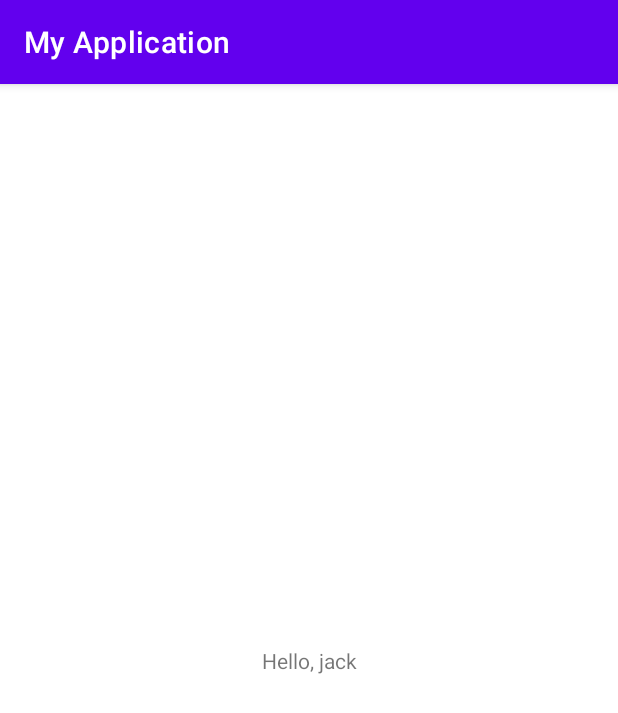
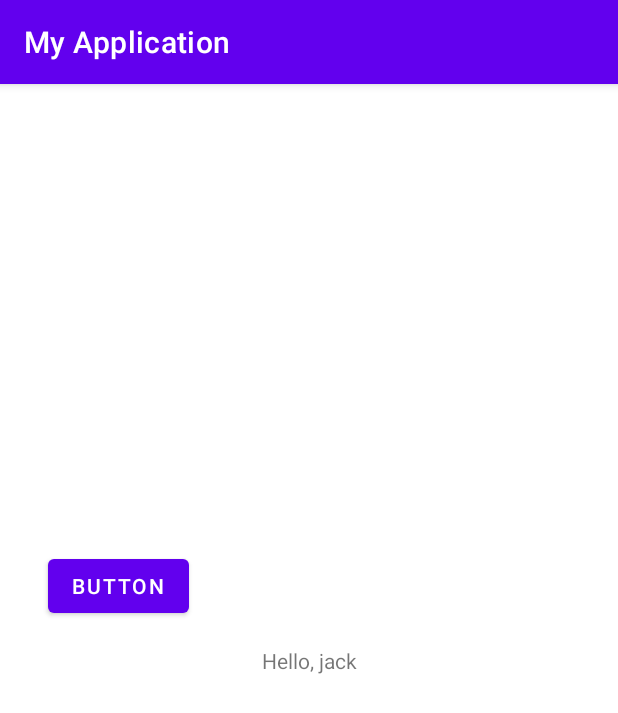
Before and after one commit to jack312505/FirstAPP, an Android app: the screen it shows after launch (MainActivity), on a phone screen of 412 x 824 dp. Shown: the top 713 px of the screen. Run offline under Robolectric (Android 15) with nearby library versions, the phone set to English and light mode, and no system bars.

Commit message:
addButton

```diff
--- a/app/src/main/res/layout/activity_main.xml
+++ b/app/src/main/res/layout/activity_main.xml
@@ -7,6 +7,7 @@
     tools:context=".MainActivity">
 
     <TextView
+        android:id="@+id/textView"
         android:layout_width="wrap_content"
         android:layout_height="wrap_content"
         android:text="Hello, jack"
@@ -15,4 +16,14 @@
         app:layout_constraintRight_toRightOf="parent"
         app:layout_constraintTop_toTopOf="parent" />
 
+    <Button
+        android:id="@+id/button"
+        android:layout_width="wrap_content"
+        android:layout_height="wrap_content"
+        android:layout_marginStart="32dp"
+        android:layout_marginBottom="16dp"
+        android:text="Button"
+        app:layout_constraintBottom_toTopOf="@+id/textView"
+        app:layout_constraintStart_toStartOf="parent" />
+
 </androidx.constraintlayout.widget.ConstraintLayout>
```
